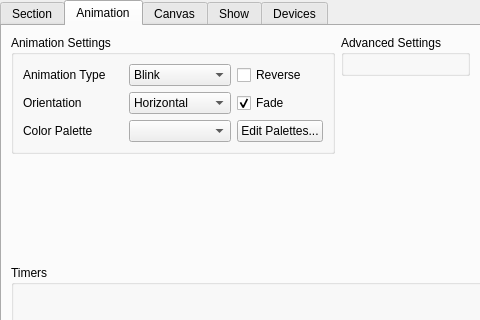
Before: the Qt Designer form src/widget/maestrocontrolwidget.ui in 8bitbuddhist/PixelMaestro-Studio, drawn with Qt 5; both pictures show x 0 to 480 and y 0 to 320 of the 610 by 500 pixel window.
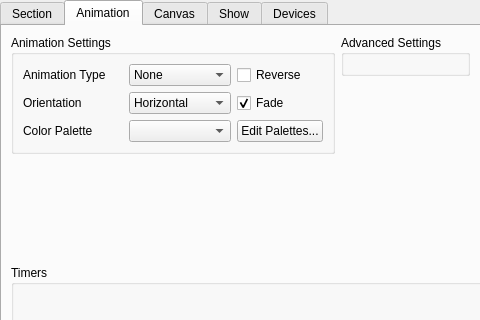
After: the same form once the commit is applied. The open tabs and pages were chosen to show the change. Icons and pictures are not drawn.

Patch:
```diff
--- a/src/widget/maestrocontrolwidget.ui
+++ b/src/widget/maestrocontrolwidget.ui
@@ -493,6 +493,11 @@
               <height>0</height>
              </size>
             </property>
+            <item>
+             <property name="text">
+              <string>None</string>
+             </property>
+            </item>
             <item>
              <property name="text">
               <string>Blink</string>
```
Left out of the diff: 2 changed lines with no effect on the pictures.
